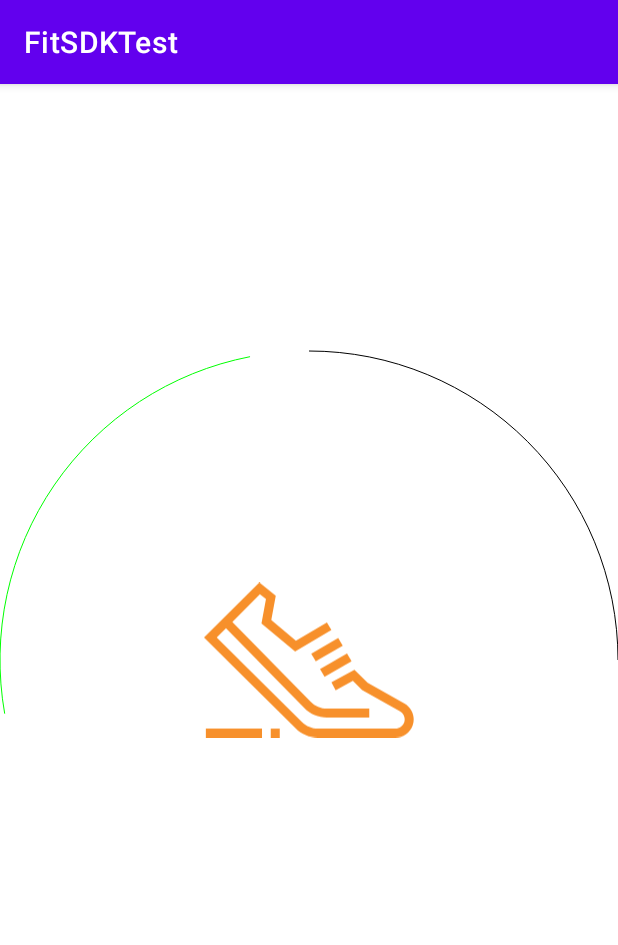
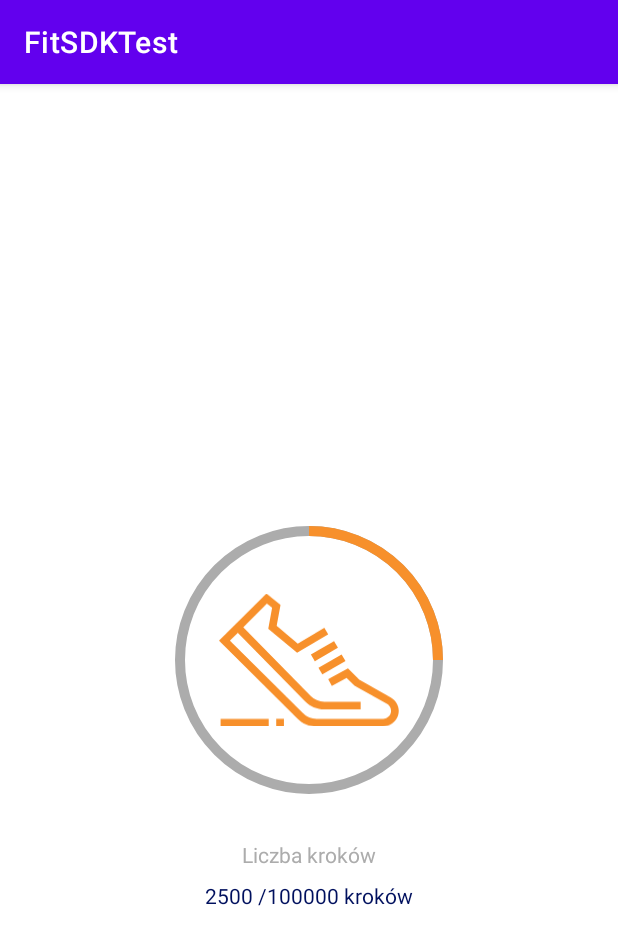
Before and after one commit to programmingCris/step_counter, an Android app: the screen it shows after launch (MainActivity), on a phone screen of 412 x 824 dp. Shown: the top 945 px of the screen. Run offline under Robolectric (Android 15) with nearby library versions, the phone set to English and light mode, and no system bars; 1 statement that could not run was skipped.

Commit message:
*dodanie atrybutow do widoku postępu

```diff
--- a/app/src/main/AndroidManifest.xml
+++ b/app/src/main/AndroidManifest.xml
@@ -11,7 +11,8 @@
         android:theme="@style/Theme.FitSDKTest" >
         <activity
             android:name=".MainActivity"
-            android:exported="true" >
+            android:exported="true"
+            android:screenOrientation="portrait">
             <intent-filter>
                 <action android:name="android.intent.action.MAIN" />
 
--- a/app/src/main/java/com/recrutation/fitsdktest/fit/view/FitCircularView.kt
+++ b/app/src/main/java/com/recrutation/fitsdktest/fit/view/FitCircularView.kt
@@ -12,8 +12,7 @@ import androidx.core.graphics.green
 import android.R.attr.radius
 
 import android.graphics.RectF
-
-
+import com.recrutation.fitsdktest.R
 
 
 class FitCircularView : View{
@@ -22,17 +21,42 @@ class FitCircularView : View{
     val trackPath = Path()
     private val progressPaint = Paint()
     private val trackPaint = Paint()
+    private var progress = 0
+    private var trackWidth = 10
 
     init {
-        progressPaint.color = Color.BLACK
-        trackPaint.color = Color.GREEN
         progressPaint.style = Paint.Style.STROKE
         trackPaint.style = Paint.Style.STROKE
+        progressPaint.isAntiAlias = true
+        trackPaint.isAntiAlias = true
+        progressPaint.strokeWidth = trackWidth.toFloat()
+        trackPaint.strokeWidth = trackWidth.toFloat()
     }
 
     constructor(context: Context) : super(context)
-    constructor(context: Context, attrs: AttributeSet) : super(context, attrs)
-    constructor(context: Context, attrs: AttributeSet, defStyleAttr: Int) : super(context, attrs, defStyleAttr)
+    constructor(context: Context, attrs: AttributeSet) : super(context, attrs){
+        init(context, attrs)
+    }
+    constructor(context: Context, attrs: AttributeSet, defStyleAttr: Int) : super(context, attrs, defStyleAttr){
+        init(context, attrs)
+    }
+
+    private fun init(context: Context, attrs: AttributeSet){
+        context.theme.obtainStyledAttributes(
+            attrs,
+            R.styleable.CircleProgress,
+            0, 0).apply {
+
+            try {
+                progressPaint.color = getColor(R.styleable.CircleProgress_custom_progressColor, Color.YELLOW)
+                trackPaint.color = getColor(R.styleable.CircleProgress_custom_trackColor, Color.GRAY)
+                progress = getInt(R.styleable.CircleProgress_custom_progress, 0)
+                trackWidth = getDimensionPixelSize(R.styleable.CircleProgress_custom_trackWidth, 0)
+            } finally {
+                recycle()
+            }
+        }
+    }
 
     override fun onDraw(canvas: Canvas?) {
         super.onDraw(canvas)
@@ -40,11 +64,12 @@ class FitCircularView : View{
     }
 
     private fun circleDraw(canvas: Canvas?){
-        val radius = (measuredWidth/2).toFloat()
+        val margin = measuredWidth/ 10
+        val radius = (measuredWidth/2).toFloat() - trackWidth - margin
         val mX = (measuredWidth/2).toFloat()
         val mY = (measuredHeight/2).toFloat()
         val oval = RectF(mX - radius, mY - radius, mX + radius, mY + radius)
+        canvas?.drawArc(oval, 0F, 360F, false, trackPaint)
         canvas?.drawArc(oval, -90F, 90F, false, progressPaint)
-        canvas?.drawArc(oval, -190F, 89F, false, trackPaint)
     }
 }
--- a/app/src/main/res/layout/activity_main.xml
+++ b/app/src/main/res/layout/activity_main.xml
@@ -7,15 +7,40 @@
     android:layout_height="match_parent"
     tools:context=".MainActivity">
     <androidx.appcompat.widget.AppCompatImageView
-        android:layout_width="@dimen/circular_progress_size"
-        android:layout_height="@dimen/circular_progress_size"
+        android:layout_width="@dimen/circular_progress_image_size"
+        android:layout_height="@dimen/circular_progress_image_size"
         app:srcCompat="@drawable/ic_running"
         app:layout_constraintTop_toTopOf="parent"
         app:layout_constraintBottom_toBottomOf="parent"
         app:layout_constraintLeft_toLeftOf="parent"
         app:layout_constraintRight_toRightOf="parent"/>
     <com.recrutation.fitsdktest.fit.view.FitCircularView
-        android:layout_width="match_parent"
-        android:layout_height="match_parent"/>
-
+        android:id="@+id/circular_progress"
+        android:layout_width="@dimen/circular_progress_size"
+        android:layout_height="@dimen/circular_progress_size"
+        app:layout_constraintTop_toTopOf="parent"
+        app:layout_constraintBottom_toBottomOf="parent"
+        app:layout_constraintLeft_toLeftOf="parent"
+        app:layout_constraintRight_toRightOf="parent"
+        app:custom_trackWidth="10dp"
+        app:custom_trackColor="@color/trackColor"
+        app:custom_progressColor="@color/progressColor"/>
+    <TextView
+        android:id="@+id/step_count_title"
+        android:layout_width="wrap_content"
+        android:layout_height="wrap_content"
+        app:layout_constraintTop_toBottomOf="@id/circular_progress"
+        android:text="Liczba kroków"
+        app:layout_constraintLeft_toLeftOf="parent"
+        app:layout_constraintRight_toRightOf="parent"
+        android:textColor="@color/grayTextColor"/>
+    <TextView
+        android:layout_width="wrap_content"
+        android:layout_height="wrap_content"
+        app:layout_constraintTop_toBottomOf="@id/step_count_title"
+        android:text="2500 /100000 kroków"
+        app:layout_constraintLeft_toLeftOf="parent"
+        app:layout_constraintRight_toRightOf="parent"
+        android:textColor="@color/textColor"
+        android:paddingTop="8dp"/>
   </androidx.constraintlayout.widget.ConstraintLayout>
--- /dev/null
+++ b/app/src/main/res/values/attrs.xml
@@ -0,0 +1,9 @@
+<?xml version="1.0" encoding="utf-8"?>
+<resources>
+    <declare-styleable name="CircleProgress">
+        <attr name="custom_trackColor" format="color"/>
+        <attr name="custom_progressColor" format="color"/>
+        <attr name="custom_progress" format="integer"/>
+        <attr name="custom_trackWidth" format="dimension"/>
+    </declare-styleable>
+</resources>
--- a/app/src/main/res/values/colors.xml
+++ b/app/src/main/res/values/colors.xml
@@ -7,4 +7,8 @@
     <color name="teal_700">#FF018786</color>
     <color name="black">#FF000000</color>
     <color name="white">#FFFFFFFF</color>
+    <color name="progressColor">#f7902b</color>
+    <color name="trackColor">#acacac</color>
+    <color name="textColor">#00105e</color>
+    <color name="grayTextColor">#acacac</color>
 </resources>
--- a/app/src/main/res/values/dimens.xml
+++ b/app/src/main/res/values/dimens.xml
@@ -1,4 +1,5 @@
 <?xml version="1.0" encoding="utf-8"?>
 <resources>
-    <dimen name="circular_progress_size">140dp</dimen>
+    <dimen name="circular_progress_image_size">120dp</dimen>
+    <dimen name="circular_progress_size">240dp</dimen>
 </resources>
```
